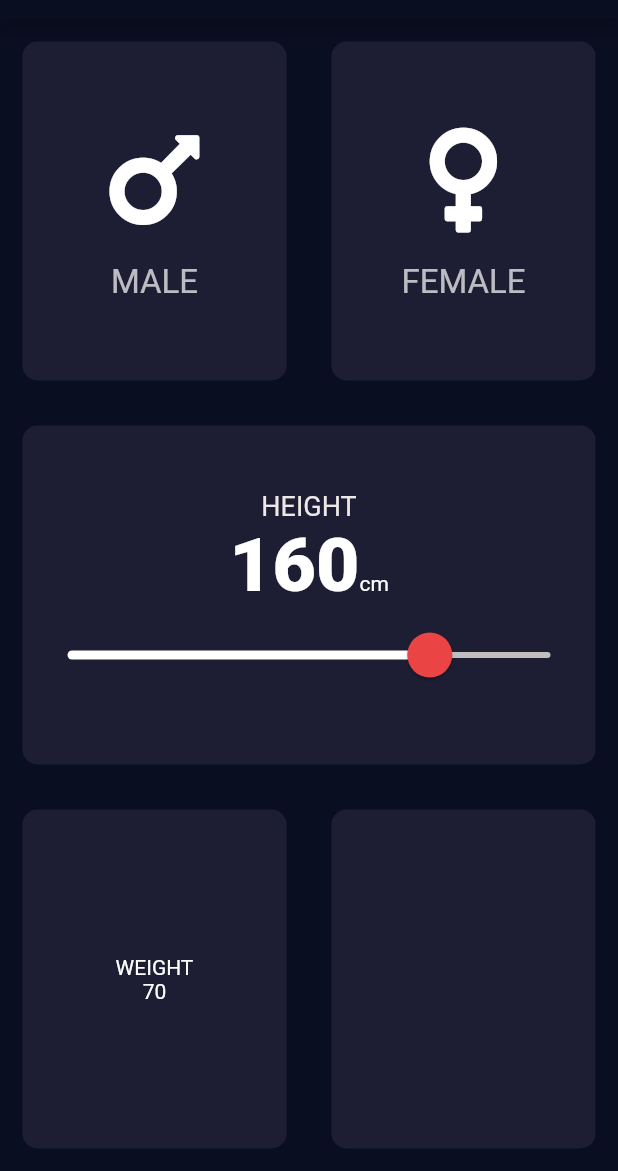
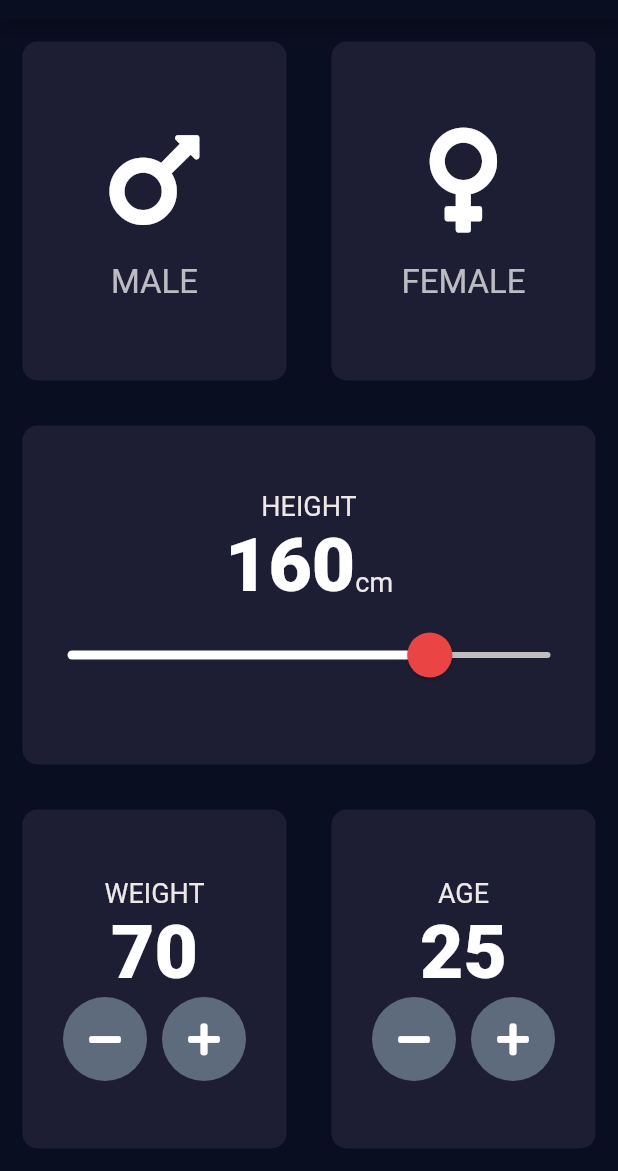
Before and after one commit to kamalnorizan/bmicalculator, a Flutter app: the screen it shows after launch, on a phone screen of 412 x 824 dp, the part 65-1236 px from its top. Run offline on Flutter 3.47's test engine with Material 2 defaults, Android fonts, the phone set to English and light mode, and no system bars; our stand-ins replace font_awesome_flutter.

Commit message:
weight and age

```diff
--- a/lib/components/icon_content.dart
+++ b/lib/components/icon_content.dart
@@ -1,5 +1,4 @@
 import 'package:flutter/material.dart';
-import 'package:font_awesome_flutter/font_awesome_flutter.dart';
 
 class IconContent extends StatelessWidget {
   final IconData icon;
--- a/lib/constants.dart
+++ b/lib/constants.dart
@@ -3,3 +3,9 @@ import 'package:flutter/material.dart';
 const cActiveCardColour = Colors.blueGrey;
 const cInactiveCardColour = Color(0xFF1D1E33);
 const cActiveBGCardColour = Color(0xFF1D1E33);
+
+const numberTextStyle = TextStyle(fontSize: 50, fontWeight: FontWeight.w900);
+const labelTextStyle = TextStyle(
+  fontSize: 18,
+  color: Color(0xFFEEE8E8),
+);
--- a/lib/screens/input_page.dart
+++ b/lib/screens/input_page.dart
@@ -2,6 +2,7 @@ import 'package:flutter/material.dart';
 import 'package:font_awesome_flutter/font_awesome_flutter.dart';
 import 'package:mybmicalculator/components/icon_content.dart';
 import 'package:mybmicalculator/components/reusable_card.dart';
+import 'package:mybmicalculator/components/round_icon_button.dart';
 
 import '../constants.dart';
 
@@ -19,6 +20,7 @@ class _InputPageState extends State<InputPage> {
   Gender selectedGender;
   int height = 160;
   int weight = 70;
+  int age = 25;
   @override
   Widget build(BuildContext context) {
     return Scaffold(
@@ -70,7 +72,7 @@ class _InputPageState extends State<InputPage> {
                 children: [
                   Text(
                     'HEIGHT',
-                    style: TextStyle(fontSize: 18, color: Color(0xFFEEE8E8)),
+                    style: labelTextStyle,
                   ),
                   Row(
                     mainAxisAlignment: MainAxisAlignment.center,
@@ -79,10 +81,12 @@ class _InputPageState extends State<InputPage> {
                     children: [
                       Text(
                         height.toString(),
-                        style: TextStyle(
-                            fontSize: 50, fontWeight: FontWeight.w900),
+                        style: numberTextStyle,
                       ),
-                      Text('cm'),
+                      Text(
+                        'cm',
+                        style: labelTextStyle,
+                      ),
                     ],
                   ),
                   SliderTheme(
@@ -106,7 +110,6 @@ class _InputPageState extends State<InputPage> {
                         setState(() {
                           height = newValue.round();
                         });
-                        print(newValue);
                       },
                     ),
                   ),
@@ -123,13 +126,37 @@ class _InputPageState extends State<InputPage> {
                     cardChild: Column(
                       mainAxisAlignment: MainAxisAlignment.center,
                       children: [
-                        Text('WEIGHT'),
+                        Text(
+                          'WEIGHT',
+                          style: labelTextStyle,
+                        ),
                         Text(
                           weight.toString(),
+                          style: numberTextStyle,
                         ),
                         Row(
                           mainAxisAlignment: MainAxisAlignment.center,
-                          children: <Widget>[],
+                          children: <Widget>[
+                            RoundIconButton(
+                              icon: FontAwesomeIcons.minus,
+                              onPressed: () {
+                                setState(() {
+                                  weight--;
+                                });
+                              },
+                            ),
+                            SizedBox(
+                              width: 10.0,
+                            ),
+                            RoundIconButton(
+                              icon: FontAwesomeIcons.plus,
+                              onPressed: () {
+                                setState(() {
+                                  weight++;
+                                });
+                              },
+                            ),
+                          ],
                         )
                       ],
                     ),
@@ -138,6 +165,47 @@ class _InputPageState extends State<InputPage> {
                 Expanded(
                   child: ReusableCard(
                     colour: cActiveBGCardColour,
+                    cardChild: Column(
+                      mainAxisAlignment: MainAxisAlignment.center,
+                      children: [
+                        Text(
+                          'AGE',
+                          style: labelTextStyle,
+                        ),
+                        Text(
+                          age.toString(),
+                          style: numberTextStyle,
+                        ),
+                        Row(
+                          mainAxisAlignment: MainAxisAlignment.center,
+                          children: <Widget>[
+                            RoundIconButton(
+                              icon: FontAwesomeIcons.minus,
+                              onPressed: () {
+                                setState(() {
+                                  if (age > 0) {
+                                    age--;
+                                  }
+                                });
+                              },
+                            ),
+                            SizedBox(
+                              width: 10.0,
+                            ),
+                            RoundIconButton(
+                              icon: FontAwesomeIcons.plus,
+                              onPressed: () {
+                                setState(() {
+                                  if (age >= 0) {
+                                    age++;
+                                  }
+                                });
+                              },
+                            ),
+                          ],
+                        )
+                      ],
+                    ),
                   ),
                 ),
               ],
```
